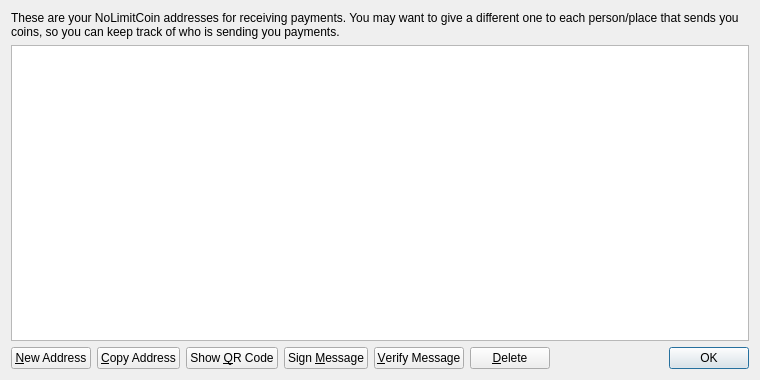
NoLimitCoin/NoLimitCoin-Core, file src/qt/forms/addressbookpage.ui: the form before one commit.
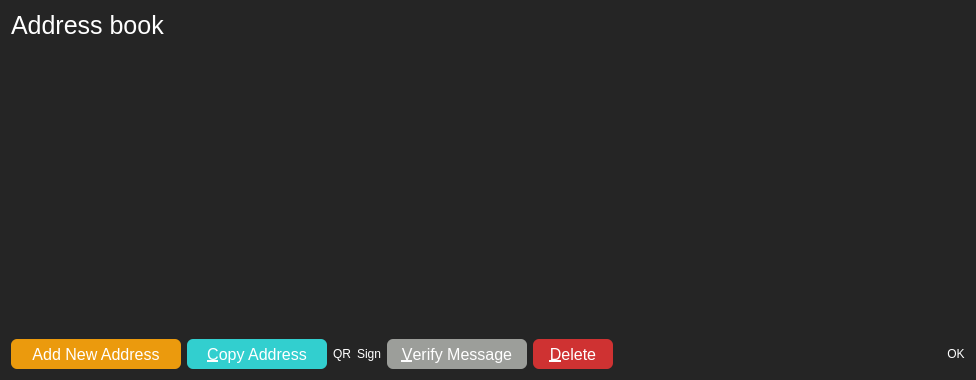
The form after the commit. Icons and pictures are not drawn.

Commit message: addressbook page reskin

What changed in the file:
```diff
--- a/src/qt/forms/addressbookpage.ui
+++ b/src/qt/forms/addressbookpage.ui
@@ -6,18 +6,26 @@
    <rect>
     <x>0</x>
     <y>0</y>
-    <width>760</width>
+    <width>976</width>
     <height>380</height>
    </rect>
   </property>
   <property name="windowTitle">
    <string>Address Book</string>
   </property>
+  <property name="styleSheet">
+   <string notr="true">color: white;
+border-radius: 6px;
+background-color: #252525;</string>
+  </property>
   <layout class="QVBoxLayout" name="verticalLayout">
    <item>
     <widget class="QLabel" name="labelExplanation">
+     <property name="styleSheet">
+      <string notr="true">font-size: 25px;</string>
+     </property>
      <property name="text">
-      <string>These are your NoLimitCoin addresses for receiving payments. You may want to give a different one to each person/place that sends you coins, so you can keep track of who is sending you payments.</string>
+      <string>Address book</string>
      </property>
      <property name="textFormat">
       <enum>Qt::PlainText</enum>
@@ -59,23 +67,47 @@
     <layout class="QHBoxLayout" name="horizontalLayout">
      <item>
       <widget class="QPushButton" name="newAddressButton">
+       <property name="minimumSize">
+        <size>
+         <width>170</width>
+         <height>30</height>
+        </size>
+       </property>
        <property name="toolTip">
         <string>Create a new address</string>
        </property>
-       <property name="text">
-        <string>&amp;New Address</string>
+       <property name="styleSheet">
+        <string notr="true">font-size: 16px;
+color: white;
+background-color: #eb9a0d;
+border-radius: 6px;
+
+</string>
        </property>
-       <property name="icon">
-        <iconset resource="../bitcoin.qrc">
-         <normaloff>:/icons/add</normaloff>:/icons/add</iconset>
+       <property name="text">
+        <string>Add New Address</string>
        </property>
       </widget>
      </item>
      <item>
       <widget class="QPushButton" name="copyToClipboard">
+       <property name="minimumSize">
+        <size>
+         <width>140</width>
+         <height>30</height>
+        </size>
+       </property>
        <property name="toolTip">
         <string>Copy the currently selected address to the system clipboard</string>
        </property>
+       <property name="styleSheet">
+        <string notr="true">font-size: 16px;
+color: white;
+background-color: #32cfcf;
+border-radius: 6px;
+
+</string>
+       </property>
        <property name="text">
         <string>&amp;Copy Address</string>
        </property>
@@ -87,8 +119,14 @@
      </item>
      <item>
       <widget class="QPushButton" name="showQRCode">
+       <property name="minimumSize">
+        <size>
+         <width>0</width>
+         <height>30</height>
+        </size>
+       </property>
        <property name="text">
-        <string>Show &amp;QR Code</string>
+        <string>QR</string>
        </property>
        <property name="icon">
         <iconset resource="../bitcoin.qrc">
@@ -98,11 +136,17 @@
      </item>
      <item>
       <widget class="QPushButton" name="signMessage">
+       <property name="minimumSize">
+        <size>
+         <width>0</width>
+         <height>30</height>
+        </size>
+       </property>
        <property name="toolTip">
         <string>Sign a message to prove you own a NoLimitCoin address</string>
        </property>
        <property name="text">
-        <string>Sign &amp;Message</string>
+        <string>Sign</string>
        </property>
        <property name="icon">
         <iconset resource="../bitcoin.qrc">
@@ -112,9 +156,23 @@
      </item>
      <item>
       <widget class="QPushButton" name="verifyMessage">
+       <property name="minimumSize">
+        <size>
+         <width>140</width>
+         <height>30</height>
+        </size>
+       </property>
        <property name="toolTip">
         <string>Verify a message to ensure it was signed with a specified NoLimitCoin address</string>
        </property>
+       <property name="styleSheet">
+        <string notr="true">font-size: 16px;
+color: white;
+background-color: #9c9e9a;
+border-radius: 6px;
+
+</string>
+       </property>
        <property name="text">
         <string>&amp;Verify Message</string>
        </property>
@@ -126,9 +184,23 @@
      </item>
      <item>
       <widget class="QPushButton" name="deleteButton">
+       <property name="minimumSize">
+        <size>
+         <width>80</width>
+         <height>30</height>
+        </size>
+       </property>
        <property name="toolTip">
         <string>Delete the currently selected address from the list</string>
        </property>
+       <property name="styleSheet">
+        <string notr="true">font-size: 16px;
+color: white;
+background-color: #cf3232;
+border-radius: 6px;
+
+</string>
+       </property>
        <property name="text">
         <string>&amp;Delete</string>
        </property>
```
Left out of the diff: 12 changed lines with no effect on the pictures.
